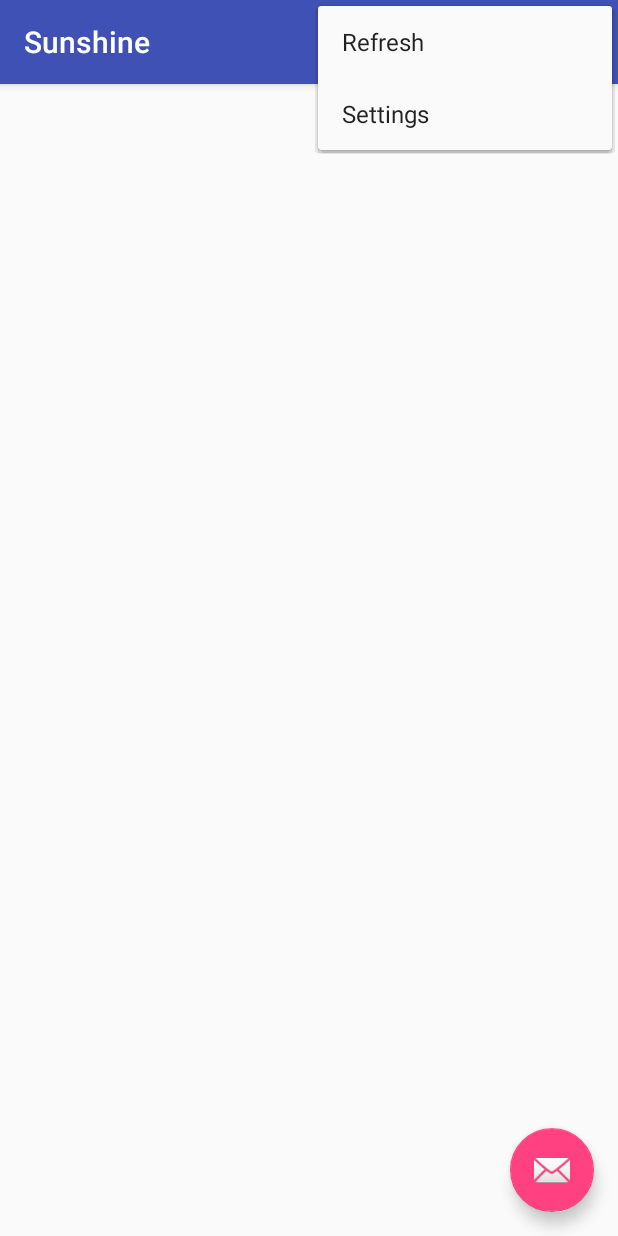
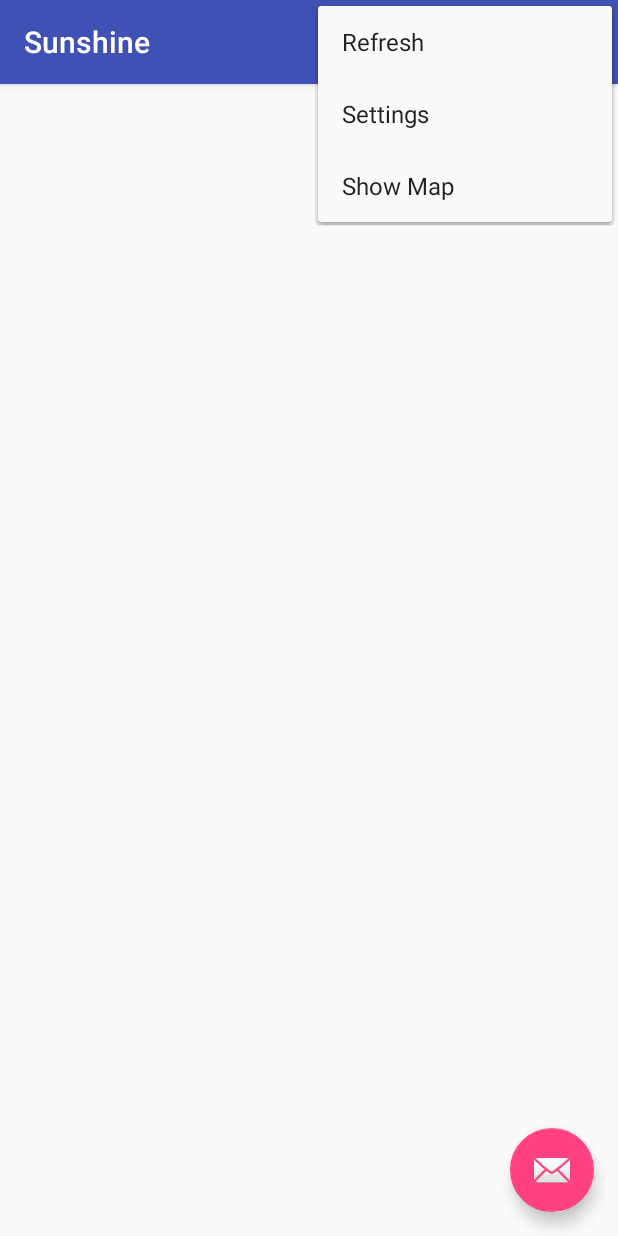
Before and after one commit to DellAnderson/Sunshine, an Android app: the screen it shows after launch (MainActivity), with the options menu open, on a phone screen of 412 x 824 dp. Run offline under Robolectric (Android 15) with nearby library versions, the phone set to English and light mode, and no system bars.

Commit message:
Refactor menus, add Show Map menu item (incomplete)

```diff
--- a/app/src/main/AndroidManifest.xml
+++ b/app/src/main/AndroidManifest.xml
@@ -19,6 +19,7 @@
 
                 <category android:name="android.intent.category.LAUNCHER"/>
             </intent-filter>
+
         </activity>
         <activity
             android:name=".DetailActivity"
--- a/app/src/main/java/com/anim8/edu/sunshine/DetailActivityFragment.java
+++ b/app/src/main/java/com/anim8/edu/sunshine/DetailActivityFragment.java
@@ -27,7 +27,7 @@ public class DetailActivityFragment extends Fragment {
         Intent intent = getActivity().getIntent();
         //create a view based on fragment_detail
         View detailView = inflater.inflate(R.layout.fragment_detail, container, false);
-        //create textview to display forecast detail
+        //create textview to display forecast detail //TODO see why breakpoint next line crashes app
         TextView forecast_textView_detail = (TextView) detailView.findViewById(R.id.detail_text);
         //read the intent's forecast data back to display in the text view
         if (intent != null && intent.hasExtra(Intent.EXTRA_TEXT)) {
--- a/app/src/main/java/com/anim8/edu/sunshine/SettingsActivity.java
+++ b/app/src/main/java/com/anim8/edu/sunshine/SettingsActivity.java
@@ -67,7 +67,7 @@ public class SettingsActivity extends PreferenceActivity
             }
         } else {
             // For other preferences, set the summary to the value's simple string representation.
-            preference.setSummary(stringValue);
+            preference.setSummary(stringValue); //TODO setting breakpoint here crashes app Android 6.0.  Don't know why
         }
 
 
--- a/app/src/main/res/menu/forecastfragment.xml
+++ b/app/src/main/res/menu/forecastfragment.xml
@@ -9,4 +9,16 @@
         android:title="@string/action_refresh"
         app:showAsAction="never"/>
 
+    <item
+        android:id="@+id/action_settings"
+        android:orderInCategory="100"
+        android:title="@string/action_settings"
+        app:showAsAction="never"/>
+
+    <item
+        android:id="@+id/action_show_map"
+        android:orderInCategory="100"
+        android:title="@string/action_show_map"
+        app:showAsAction="never"/>
+
 </menu>
--- a/app/src/main/res/menu/main.xml
+++ b/app/src/main/res/menu/main.xml
@@ -2,9 +2,9 @@
       xmlns:app="http://schemas.android.com/apk/res-auto"
       xmlns:tools="http://schemas.android.com/tools"
       tools:context="com.anim8.edu.sunshine.MainActivity">
-    <item
-        android:id="@+id/action_settings"
-        android:orderInCategory="100"
-        android:title="@string/action_settings"
-        app:showAsAction="never"/>
+    <!--<item-->
+        <!--android:id="@+id/action_settings"-->
+        <!--android:orderInCategory="100"-->
+        <!--android:title="@string/action_settings"-->
+        <!--app:showAsAction="never"/>-->
 </menu>
--- a/app/src/main/res/menu/menu_detail.xml
+++ b/app/src/main/res/menu/menu_detail.xml
@@ -7,4 +7,6 @@
         android:orderInCategory="100"
         android:title="@string/action_settings"
         app:showAsAction="never"/>
+
+
 </menu>
--- a/app/src/main/res/values/strings.xml
+++ b/app/src/main/res/values/strings.xml
@@ -1,7 +1,9 @@
 <resources>
+    <!--Menu item names-->
     <string name="app_name">Sunshine</string>
     <string name="action_settings">Settings</string>
     <string name="action_refresh" translatable="false">Refresh</string>
+    <string name="action_show_map">Show Map</string>>
     <string name="title_activity_detail">DetailActivity</string>
     <string name="title_activity_settings">Settings</string>
     <!-- Key name for storing location in SharedPreferences[CHAR LIMIT = NONE]-->
@@ -15,6 +17,5 @@
     <string name="pref_units_default">metric</string>
     <string name="pref_units_key">units</string>
     <string name="pref_units_metric">metric</string>>
-    <string name="pref_units_imperial">imperial</string>>
-
+    <string name="pref_units_imperial">imperial</string>
 </resources>
```
Also changed, not shown: app/src/main/java/com/anim8/edu/sunshine/ForecastFragment.java (+84 -45 lines), app/src/main/java/com/anim8/edu/sunshine/MainActivity.java (+7 -8 lines).
